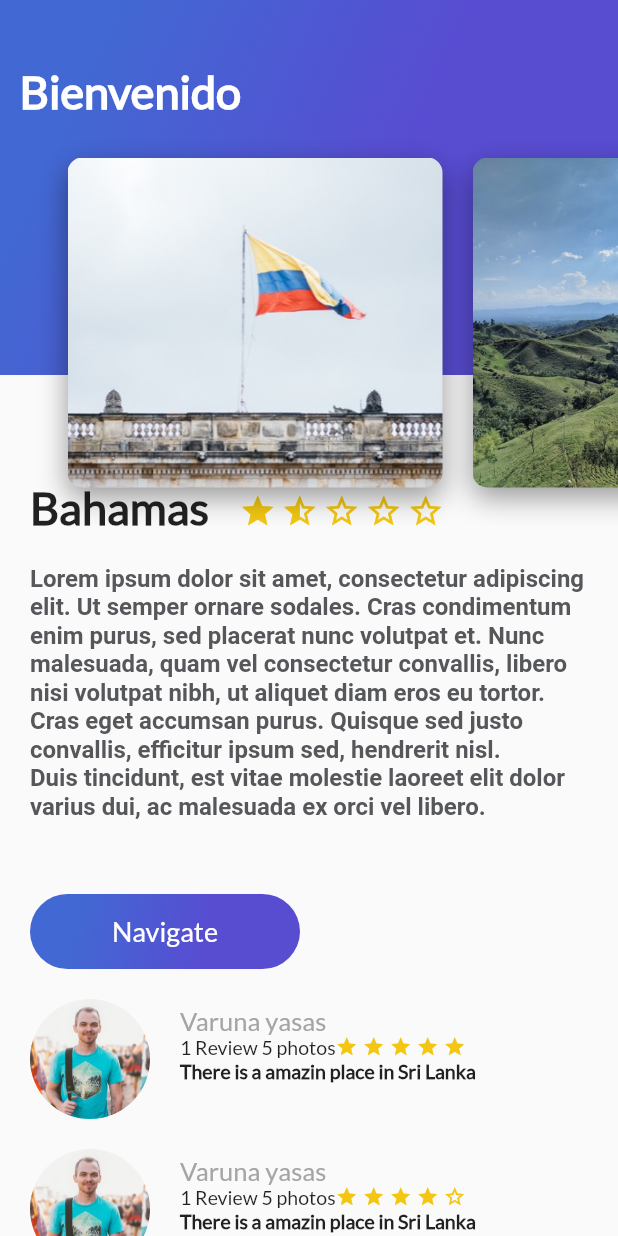
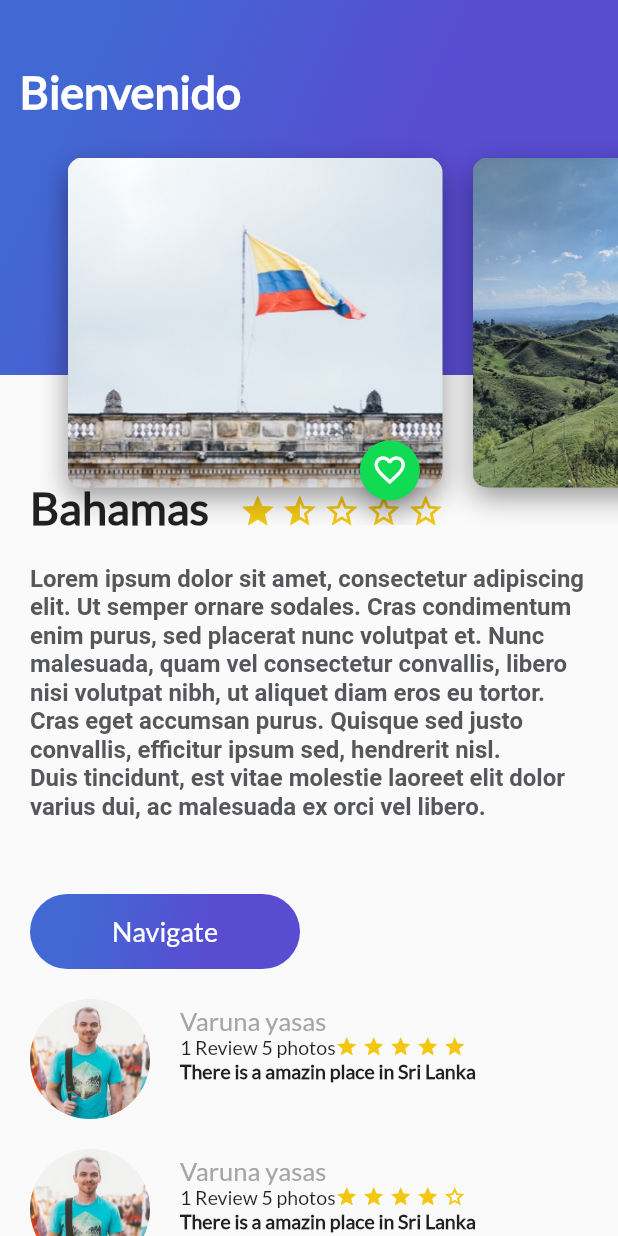
Before and after one commit to mariovzc/Trips-app-flutter, a Flutter app: the screen it shows after launch, on a phone screen of 412 x 824 dp. Run offline on Flutter 3.47's test engine with Material 2 defaults, Android fonts, the phone set to English and light mode, and no system bars.

Commit message:
create statefull button widget

```diff
--- a/lib/components/card_widget.dart
+++ b/lib/components/card_widget.dart
@@ -1,4 +1,5 @@
 import 'package:flutter/material.dart';
+import './floating_action_green_button.dart';
 
 class CardWidget extends StatelessWidget {
 
@@ -8,7 +9,10 @@ class CardWidget extends StatelessWidget {
 
   @override
   Widget build(BuildContext context) {
-    return Container(
+    return Stack(
+      alignment: Alignment(0.9, 1.1),
+      children: <Widget>[
+        Container(
           height: 350,
           width: 250,
           margin: EdgeInsets.only(
@@ -30,6 +34,9 @@ class CardWidget extends StatelessWidget {
               ),
             ]
           ),
+        ),
+        FloatingActionGreenButton(),
+      ],
     );
   }
 }
--- /dev/null
+++ b/lib/components/floating_action_green_button.dart
@@ -0,0 +1,31 @@
+import 'package:flutter/material.dart';
+
+class FloatingActionGreenButton extends StatefulWidget {
+  FloatingActionGreenButton({Key key}) : super(key: key);
+
+  _FloatingActionGreenButtonState createState() => _FloatingActionGreenButtonState();
+}
+
+class _FloatingActionGreenButtonState extends State<FloatingActionGreenButton> {
+
+  bool _status = false;
+
+  @override
+  Widget build(BuildContext context) {
+    return FloatingActionButton(
+      backgroundColor: Color(0xFF11DA53),
+      mini: true,
+      tooltip: 'Fav',
+      child: Icon(
+        _status ? Icons.favorite : Icons.favorite_border
+      ),
+      onPressed: _onPressedFav,
+    );
+  }
+
+  void _onPressedFav() {
+    setState(() {
+      _status = !_status;
+    });
+  }
+}
```
Also changed, not shown: pubspec.lock. Lines whose indentation alone changed are shown as unchanged.
